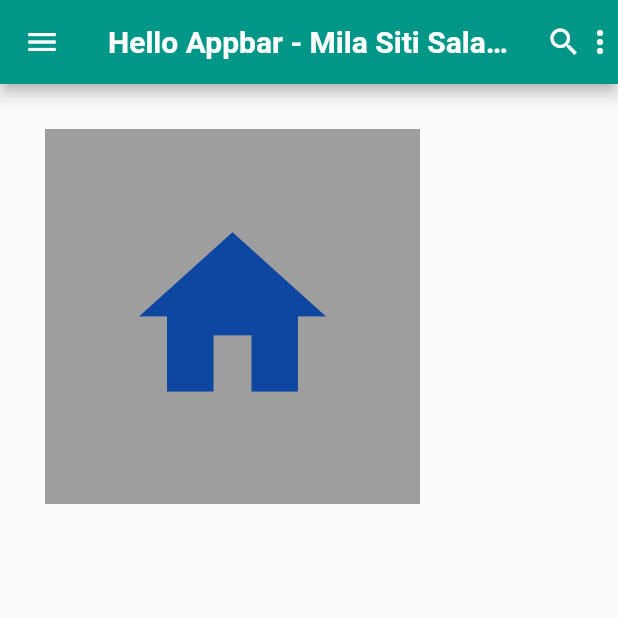
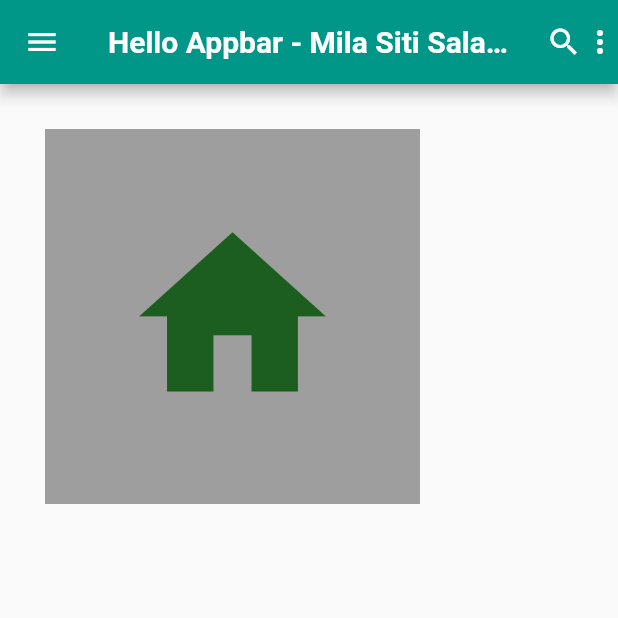
Before and after one commit to Milasiti22/milasiti22.github.io, a Flutter app: the screen it shows after launch, on a phone screen of 412 x 824 dp, the top half of it. Run offline on Flutter 3.47's test engine with Material 2 defaults, Android fonts, the phone set to English and light mode, and no system bars.

Commit message:
second commit:tugas 2

```diff
--- a/lib/main.dart
+++ b/lib/main.dart
@@ -34,7 +34,7 @@ class Home extends StatelessWidget {
         padding: EdgeInsets.all(50),
         child: Icon(
           Icons.home,
-          color: Colors.blue.shade900,
+          color: Colors.green.shade900,
           size: 150,
         ),
       ),
```
